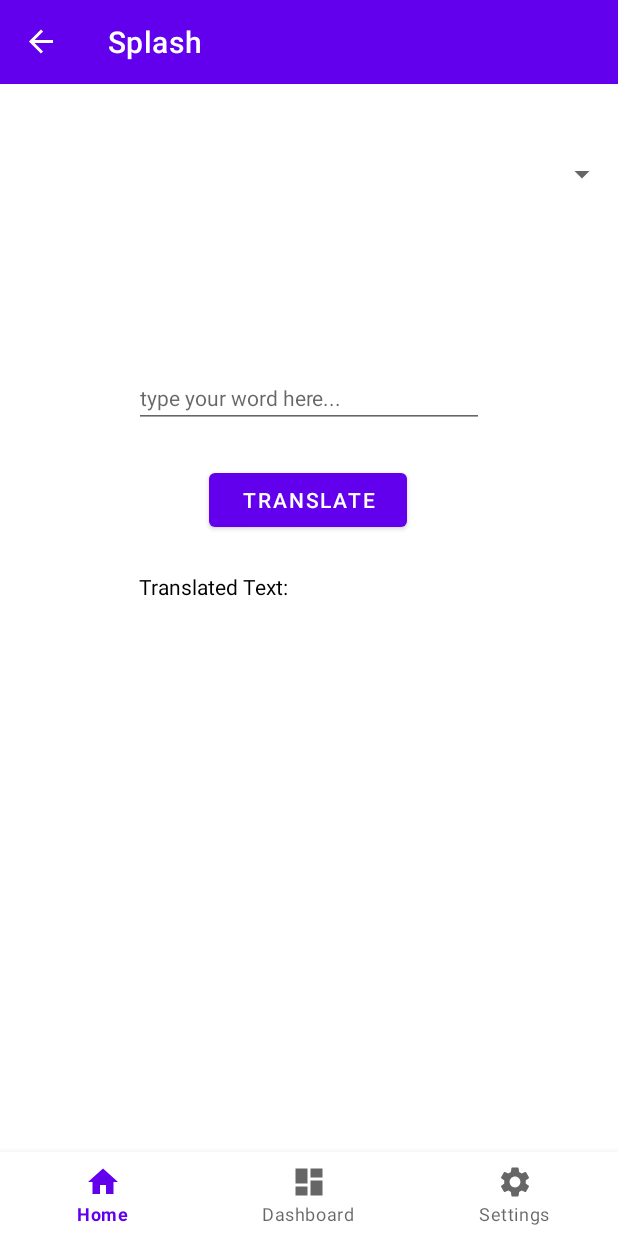
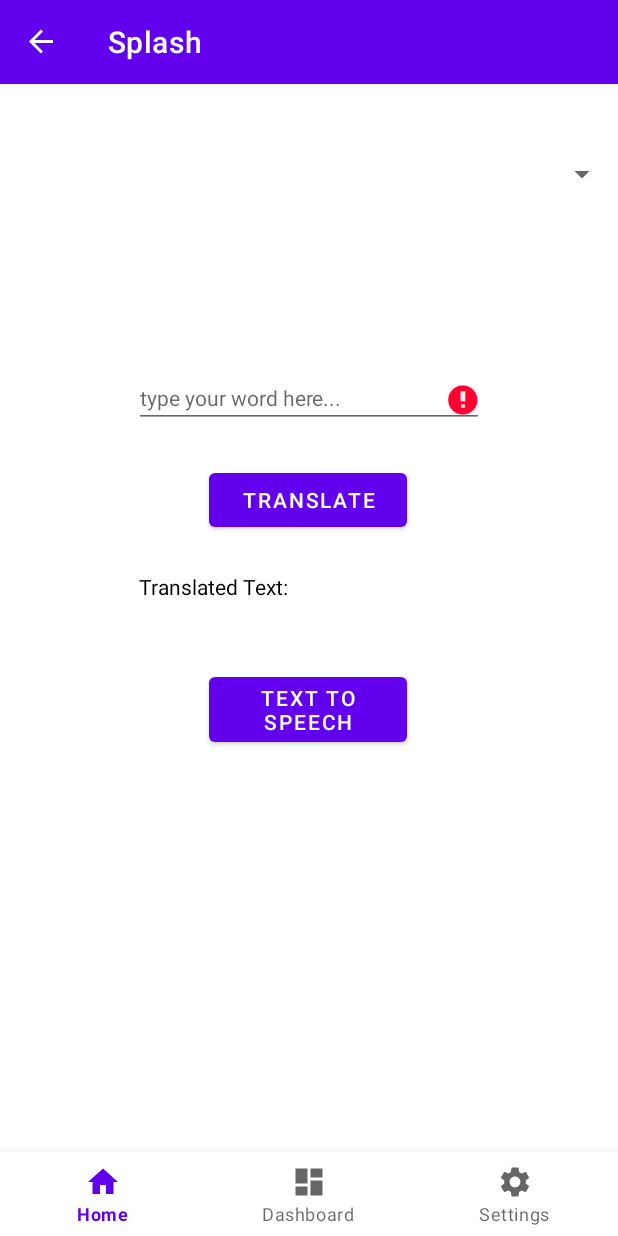
Before and after one commit to kaywil56/mobile-app-dev-s1-22-project-kaywil56, an Android app: the fragment TranslatorFragment placed in its activity, after a tap on "TRANSLATE", on a phone screen of 412 x 824 dp. Run offline under Robolectric (Android 15) with nearby library versions, the phone set to English and light mode, and no system bars; our stand-ins replace navigation-ui; 4 statements that could not run were skipped.

Commit message:
feat: invalid input checking

```diff
--- a/app/build.gradle
+++ b/app/build.gradle
@@ -49,6 +49,7 @@ dependencies {
     implementation 'androidx.room:room-runtime:2.2.6'
     implementation 'androidx.room:room-ktx:2.2.6'
     implementation 'com.google.firebase:firebase-common-ktx:20.1.1'
+    implementation 'androidx.test:core-ktx:1.4.0'
     kapt 'androidx.room:room-compiler:2.2.6'
     implementation 'androidx.core:core-ktx:1.7.0'
     implementation 'com.airbnb.android:lottie:3.4.0'
--- a/app/src/main/java/op/mobile/app/dev/willkj8/travelling/ui/translator/TranslatorFragment.kt
+++ b/app/src/main/java/op/mobile/app/dev/willkj8/travelling/ui/translator/TranslatorFragment.kt
@@ -13,7 +13,6 @@ import op.mobile.app.dev.willkj8.travelling.api.LangsServiceInstance.retrofitSer
 import op.mobile.app.dev.willkj8.travelling.api.TranslateServiceInstance.retrofitServiceTranslator
 import op.mobile.app.dev.willkj8.travelling.model.Lang
 import op.mobile.app.dev.willkj8.travelling.model.Translate
-import op.mobile.app.dev.willkj8.travelling.ui.quiz.results.QuizResultsFragmentArgs
 import retrofit2.Call
 import retrofit2.Callback
 import retrofit2.Response
@@ -34,6 +33,9 @@ class TranslatorFragment : Fragment() {
         val inputText: EditText = view.findViewById(R.id.et_translate)
         val translatedText: TextView = view.findViewById(R.id.tv_translated)
         val translateBtn: Button = view.findViewById(R.id.btn_submit)
+        val speechBtn: Button = view.findViewById(R.id.btn_speech)
+
+
 
         val key: String = apiKey
         val ui = "en"
@@ -76,11 +78,17 @@ class TranslatorFragment : Fragment() {
         })
 
         translateBtn.setOnClickListener {
+            val txt = inputText.text.toString()
             val langSelected: String? = langsAdapter.getItem(spinner.selectedItemPosition)
             val code = getKey(items, langSelected)
             val lang = "$code-$currentLangCode"
             val text = inputText.text.toString().trim()
             Log.d("lang", lang)
+
+            when {
+                txt.isEmpty() ->
+                    inputText.error = "Input is required."
+                else -> {
                     retrofitServiceTranslator.savePost(key, text, lang).enqueue(object : Callback<Translate> {
                         override fun onResponse(call: Call<Translate>, response: Response<Translate>) {
                             if (response.isSuccessful) {
@@ -98,6 +106,19 @@ class TranslatorFragment : Fragment() {
                         }
                     })
                 }
+            }
+        }
+
+        speechBtn.setOnClickListener{
+            val txt = inputText.text.toString()
+            when {
+                txt.isEmpty() ->
+                    inputText.error = "Input is required."
+                else -> {
+                    TxtToSpeech(requireContext(), translatedText.text.toString(), currentLangCode)
+                }
+            }
+        }
 
         return view
     }
--- a/app/src/main/res/layout/fragment_translator.xml
+++ b/app/src/main/res/layout/fragment_translator.xml
@@ -58,4 +58,17 @@
         app:layout_constraintStart_toStartOf="parent"
         app:layout_constraintTop_toBottomOf="@+id/btn_submit" />
 
+    <Button
+        android:id="@+id/btn_speech"
+        android:layout_width="132dp"
+        android:layout_height="wrap_content"
+        android:layout_marginStart="8dp"
+        android:layout_marginTop="24dp"
+        android:layout_marginEnd="8dp"
+        android:text="Text to speech"
+        app:layout_constraintEnd_toEndOf="parent"
+        app:layout_constraintHorizontal_bias="0.498"
+        app:layout_constraintStart_toStartOf="parent"
+        app:layout_constraintTop_toBottomOf="@+id/tv_translated" />
+
 </androidx.constraintlayout.widget.ConstraintLayout>
```
Also changed, not shown: app/src/main/java/op/mobile/app/dev/willkj8/travelling/ui/translator/TxtToSpeech.kt (added, +34 -0 lines). Lines whose indentation alone changed are shown as unchanged.
